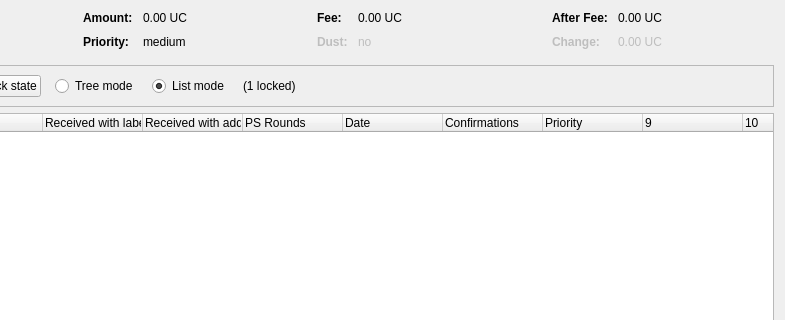
Above: src/qt/forms/coincontroldialog.ui from UlordChain/UlordChain before the change; both pictures show x 169 to 954 and y 0 to 320 of the 954 by 500 pixel window. Below: the same form after it.
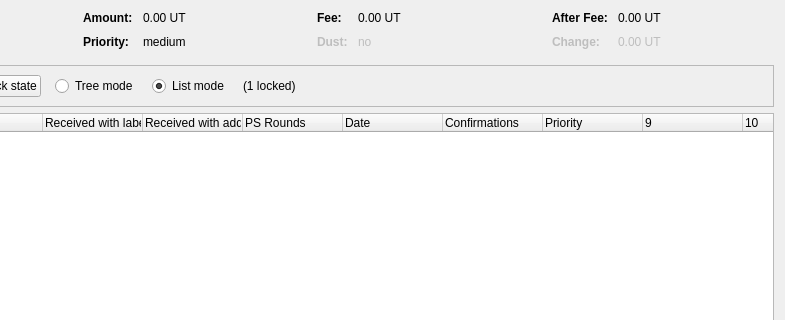
That is the form after the change. Custom widgets are drawn as their Qt base class.

```diff
--- a/src/qt/forms/coincontroldialog.ui
+++ b/src/qt/forms/coincontroldialog.ui
@@ -132,7 +132,7 @@
           <enum>Qt::ActionsContextMenu</enum>
          </property>
          <property name="text">
-          <string notr="true">0.00 UC</string>
+          <string notr="true">0.00 UT</string>
          </property>
          <property name="textInteractionFlags">
           <set>Qt::LinksAccessibleByMouse|Qt::TextSelectableByKeyboard|Qt::TextSelectableByMouse</set>
@@ -206,7 +206,7 @@
           <enum>Qt::ActionsContextMenu</enum>
          </property>
          <property name="text">
-          <string notr="true">0.00 UC</string>
+          <string notr="true">0.00 UT</string>
          </property>
          <property name="textInteractionFlags">
           <set>Qt::LinksAccessibleByMouse|Qt::TextSelectableByKeyboard|Qt::TextSelectableByMouse</set>
@@ -286,7 +286,7 @@
           <enum>Qt::ActionsContextMenu</enum>
          </property>
          <property name="text">
-          <string notr="true">0.00 UC</string>
+          <string notr="true">0.00 UT</string>
          </property>
          <property name="textInteractionFlags">
           <set>Qt::LinksAccessibleByMouse|Qt::TextSelectableByKeyboard|Qt::TextSelectableByMouse</set>
@@ -321,7 +321,7 @@
           <enum>Qt::ActionsContextMenu</enum>
          </property>
          <property name="text">
-          <string notr="true">0.00 UC</string>
+          <string notr="true">0.00 UT</string>
          </property>
          <property name="textInteractionFlags">
           <set>Qt::LinksAccessibleByMouse|Qt::TextSelectableByKeyboard|Qt::TextSelectableByMouse</set>
```
